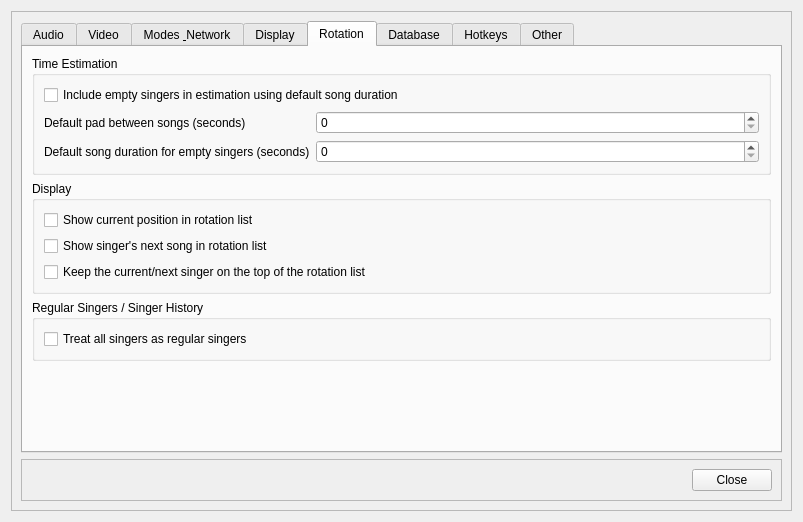
gtachibana/OpenKJ, file src/dlgsettings.ui: the form before one commit.
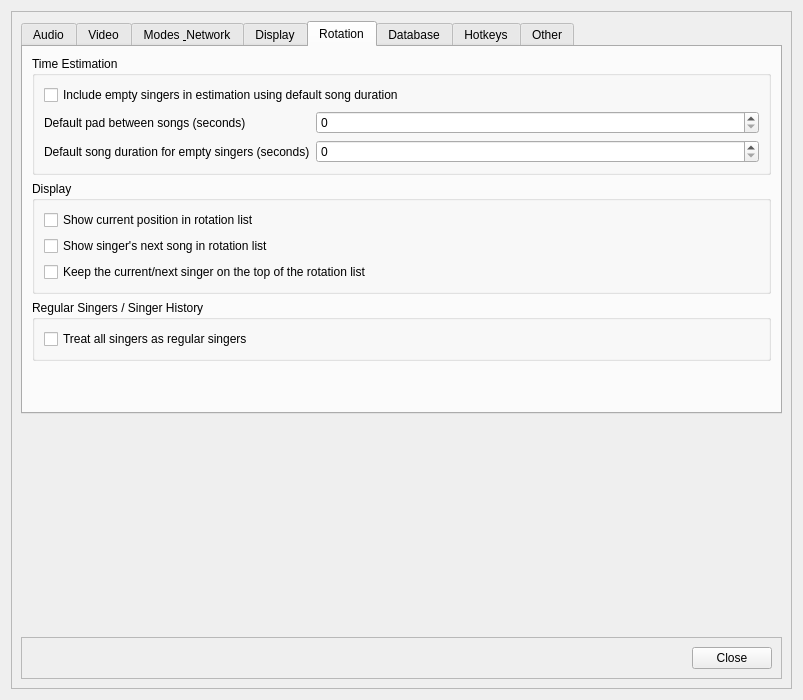
The form after the commit. The open tabs and pages were chosen to show the change. Icons and pictures are not drawn.

Commit message: fix(ui): keep the settings dialog on the screen, and Why in view

```diff
--- a/src/dlgsettings.ui
+++ b/src/dlgsettings.ui
@@ -10,7 +10,7 @@
     <x>0</x>
     <y>0</y>
     <width>803</width>
-    <height>522</height>
+    <height>700</height>
    </rect>
   </property>
   <property name="windowTitle">
@@ -1488,7 +1488,7 @@
               <property name="sizeHint" stdset="0">
                <size>
                 <width>20</width>
-                <height>792</height>
+                <height>40</height>
                </size>
               </property>
              </spacer>
@@ -1553,7 +1553,7 @@
               <property name="sizeHint" stdset="0">
                <size>
                 <width>20</width>
-                <height>883</height>
+                <height>40</height>
                </size>
               </property>
              </spacer>
```
The commit also changes 6 other files.
